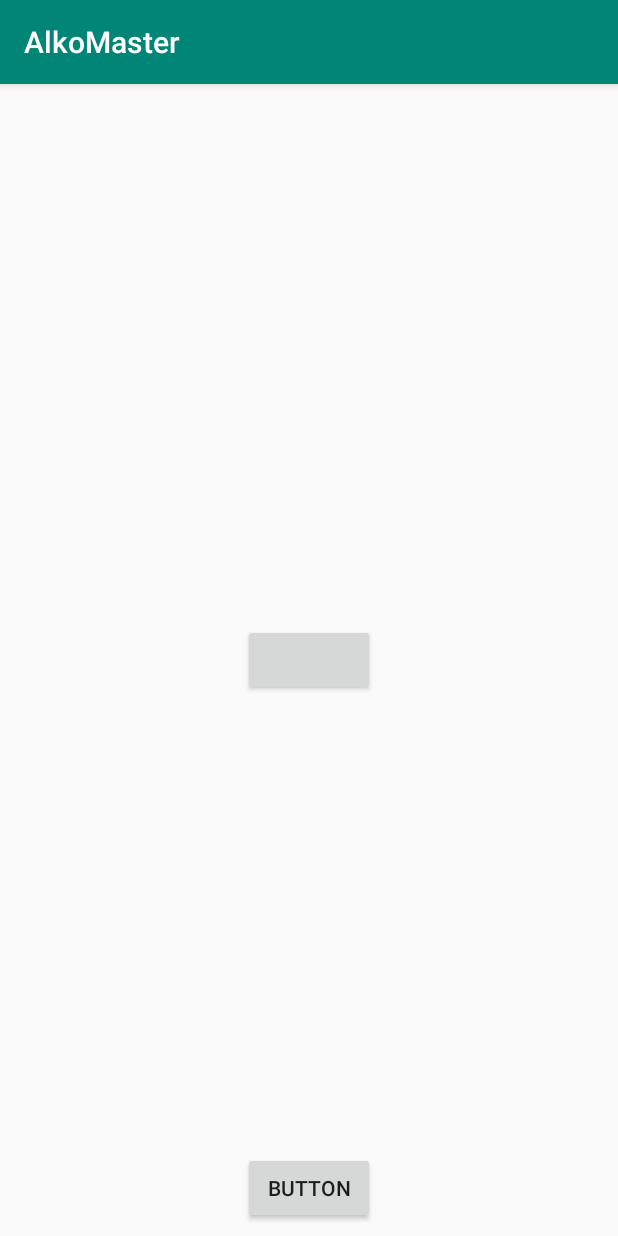
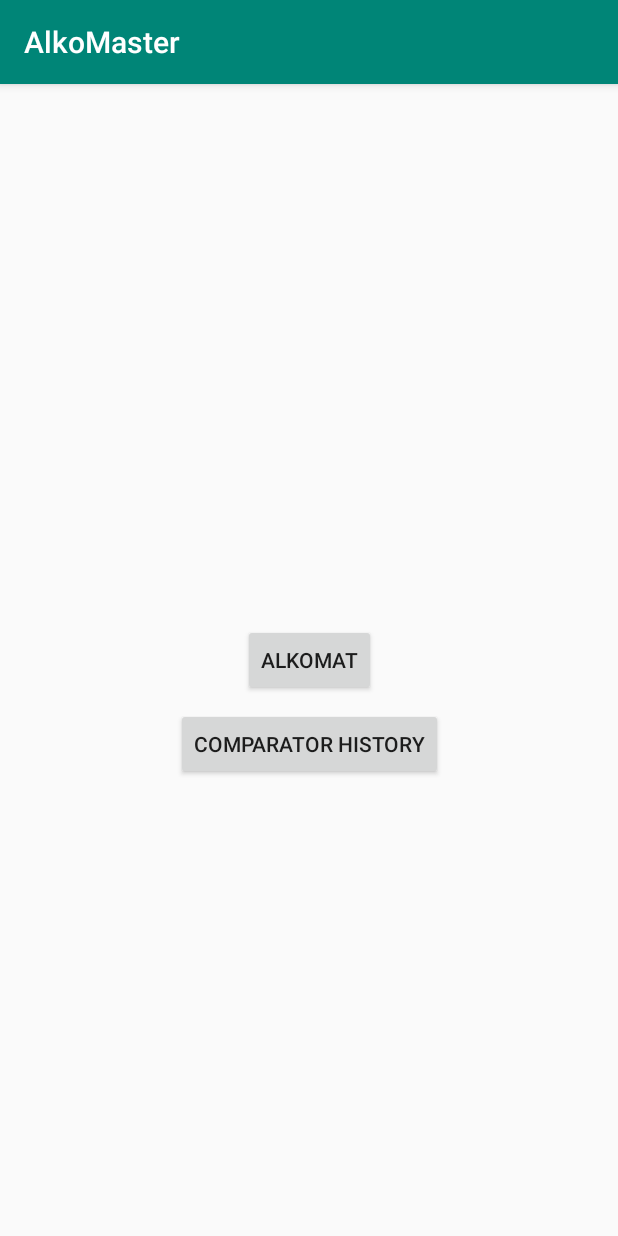
Before and after one commit to dzazef/mobile-applications-project, an Android app: the screen it shows after launch (MainActivity), on a phone screen of 412 x 824 dp. Run offline under Robolectric (Android 15) with nearby library versions, the phone set to English and light mode, and no system bars; our stand-ins replace Room's generated code.

Commit message:
Update MainActivity

```diff
--- a/AlkoMaster/app/src/main/java/pl/am2019/alkomaster/activities/MainActivity.kt
+++ b/AlkoMaster/app/src/main/java/pl/am2019/alkomaster/activities/MainActivity.kt
@@ -8,6 +8,7 @@ import android.util.Log
 import android.view.View
 import pl.am2019.alkomaster.R
 import pl.am2019.alkomaster.activities.comparator_history.ComparatorHistoryActivity
+import pl.am2019.alkomaster.breathalyser.LevelActivityData
 import pl.am2019.alkomaster.db.AppDatabase
 import pl.am2019.alkomaster.db.OpenDatabase
 
@@ -35,4 +36,9 @@ class MainActivity : AppCompatActivity(), OpenDatabase.OpenDatabaseListener {
         val intent = Intent(this, ComparatorHistoryActivity::class.java)
         startActivity(intent)
     }
+
+    fun startAlcoholLevelActivity(v : View) {
+        val myIntent = Intent(this, LevelActivityData::class.java )
+        startActivity(myIntent)
+    }
 }
--- a/AlkoMaster/app/src/main/res/layout/activity_main.xml
+++ b/AlkoMaster/app/src/main/res/layout/activity_main.xml
@@ -16,17 +16,18 @@
             app:layout_constraintRight_toRightOf="parent"
             app:layout_constraintTop_toTopOf="parent" android:id="@+id/textView"/>
     <Button
-            android:text="Button"
+            android:text="comparator history"
             android:layout_width="wrap_content"
             android:layout_height="wrap_content"
             android:id="@+id/button" android:layout_marginStart="8dp" app:layout_constraintStart_toStartOf="parent"
-            app:layout_constraintEnd_toEndOf="parent" android:layout_marginEnd="8dp" android:layout_marginBottom="8dp"
-            app:layout_constraintBottom_toBottomOf="parent" android:onClick="onClick"/>
+            app:layout_constraintEnd_toEndOf="parent" android:layout_marginEnd="8dp"
+            android:onClick="onClick" android:layout_marginTop="8dp"
+            app:layout_constraintTop_toBottomOf="@+id/button2"/>
     <Button android:layout_width="wrap_content" android:layout_height="wrap_content"
             android:onClick="startAlcoholLevelActivity" app:layout_constraintEnd_toEndOf="parent"
             android:layout_marginEnd="8dp" app:layout_constraintStart_toStartOf="parent"
             android:layout_marginStart="8dp" android:layout_marginBottom="8dp"
             app:layout_constraintBottom_toBottomOf="parent" android:layout_marginTop="8dp"
-            app:layout_constraintTop_toTopOf="parent"/>
+            app:layout_constraintTop_toTopOf="parent" android:text="alkomat" android:id="@+id/button2"/>
 
 </android.support.constraint.ConstraintLayout>
--- a/AlkoMaster/app/src/main/res/layout/alcohol_item.xml
+++ b/AlkoMaster/app/src/main/res/layout/alcohol_item.xml
@@ -2,11 +2,11 @@
 <!-- do wykorzystania w liscie wybranych alkoholi do alkomatu (chyba mozna tez wykorzystac w porownywarce?) -->
 
 <GridLayout xmlns:android="http://schemas.android.com/apk/res/android"
-            xmlns:app="http://schemas.android.com/apk/res-auto" xmlns:tools="http://schemas.android.com/tools"
             android:layout_width="match_parent"
             android:layout_height="wrap_content"
             android:id="@+id/alcohol_item"
             android:orientation="horizontal"
+            android:background="@drawable/listshape"
             android:columnCount="6"
             android:rowCount="2"
             android:useDefaultMargins="true">
```
Also changed, not shown: AlkoMaster/app/src/main/java/pl/am2019/alkomaster/breathalyser/AlcoholLevelAlcohols.kt (+14 -11 lines).
